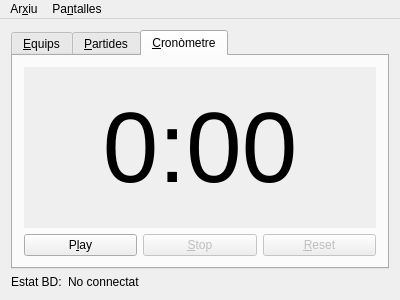
Before: the Qt Designer form mainwindow.ui in vicgua/robocat, drawn with Qt 5.
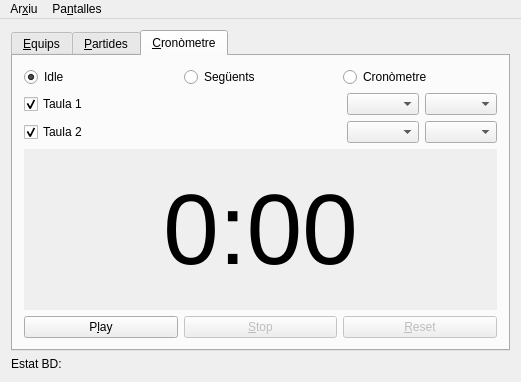
After: the same form once the commit is applied. The open tabs and pages were chosen to show the change. Icons and pictures are not drawn. Custom widgets are drawn as their Qt base class.

Commit message: Afegida pantalla cronòmetre

Patch:
```diff
--- a/mainwindow.ui
+++ b/mainwindow.ui
@@ -6,8 +6,8 @@
    <rect>
     <x>0</x>
     <y>0</y>
-    <width>400</width>
-    <height>300</height>
+    <width>521</width>
+    <height>382</height>
    </rect>
   </property>
   <property name="windowTitle">
@@ -186,7 +186,135 @@
        <attribute name="title">
         <string>&amp;Cronòmetre</string>
        </attribute>
-       <layout class="QVBoxLayout" name="verticalLayout_4">
+       <layout class="QVBoxLayout" name="verticalLayout_2">
+        <item>
+         <layout class="QHBoxLayout" name="estatsPantallaCrono">
+          <item>
+           <widget class="QRadioButton" name="pantallaCronoIdle">
+            <property name="text">
+             <string>Idle</string>
+            </property>
+            <property name="checked">
+             <bool>true</bool>
+            </property>
+            <attribute name="buttonGroup">
+             <string notr="true">estatPantallaCronoBg</string>
+            </attribute>
+           </widget>
+          </item>
+          <item>
+           <widget class="QRadioButton" name="pantallaCronoSeguents">
+            <property name="text">
+             <string>Següents</string>
+            </property>
+            <property name="checked">
+             <bool>false</bool>
+            </property>
+            <attribute name="buttonGroup">
+             <string notr="true">estatPantallaCronoBg</string>
+            </attribute>
+           </widget>
+          </item>
+          <item>
+           <widget class="QRadioButton" name="pantallaCronoCronometre">
+            <property name="text">
+             <string>Cronòmetre</string>
+            </property>
+            <attribute name="buttonGroup">
+             <string notr="true">estatPantallaCronoBg</string>
+            </attribute>
+           </widget>
+          </item>
+         </layout>
+        </item>
+        <item>
+         <layout class="QHBoxLayout" name="pantallaCronoTaula1Layout">
+          <item>
+           <widget class="QCheckBox" name="pantallaCronoTaula1">
+            <property name="toolTip">
+             <string>Activar taula 1</string>
+            </property>
+            <property name="text">
+             <string>Taula 1</string>
+            </property>
+            <property name="checked">
+             <bool>true</bool>
+            </property>
+           </widget>
+          </item>
+          <item>
+           <spacer name="horizontalSpacer">
+            <property name="orientation">
+             <enum>Qt::Horizontal</enum>
+            </property>
+            <property name="sizeHint" stdset="0">
+             <size>
+              <width>40</width>
+              <height>20</height>
+             </size>
+            </property>
+           </spacer>
+          </item>
+          <item>
+           <widget class="QComboBox" name="pantallaCronoE1T1">
+            <property name="toolTip">
+             <string>Equip 1 Taula 1</string>
+            </property>
+           </widget>
+          </item>
+          <item>
+           <widget class="QComboBox" name="pantallaCronoE2T1">
+            <property name="toolTip">
+             <string>Equip 2 Taula 1</string>
+            </property>
+           </widget>
+          </item>
+         </layout>
+        </item>
+        <item>
+         <layout class="QHBoxLayout" name="pantallaCronoTaula2Layout">
+          <item>
+           <widget class="QCheckBox" name="pantallaCronoTaula2">
+            <property name="toolTip">
+             <string>Activar taula 2</string>
+            </property>
+            <property name="text">
+             <string>Taula 2</string>
+            </property>
+            <property name="checked">
+             <bool>true</bool>
+            </property>
+           </widget>
+          </item>
+          <item>
+           <spacer name="horizontalSpacer_2">
+            <property name="orientation">
+             <enum>Qt::Horizontal</enum>
+            </property>
+            <property name="sizeHint" stdset="0">
+             <size>
+              <width>40</width>
+              <height>20</height>
+             </size>
+            </property>
+           </spacer>
+          </item>
+          <item>
+           <widget class="QComboBox" name="pantallaCronoE1T2">
+            <property name="toolTip">
+             <string>Equip 1 Taula 2</string>
+            </property>
+           </widget>
+          </item>
+          <item>
+           <widget class="QComboBox" name="pantallaCronoE2T2">
+            <property name="toolTip">
+             <string>Equip 2 Taula 2</string>
+            </property>
+           </widget>
+          </item>
+         </layout>
+        </item>
         <item>
          <widget class="ChronoLabel" name="cronometre">
           <property name="font">
@@ -252,7 +380,7 @@
       <item row="0" column="1">
        <widget class="QLabel" name="estatBd">
         <property name="text">
-         <string>No connectat</string>
+         <string notr="true">&lt;Placeholder&gt;</string>
         </property>
        </widget>
       </item>
@@ -265,7 +393,7 @@
     <rect>
      <x>0</x>
      <y>0</y>
-     <width>400</width>
+     <width>521</width>
      <height>25</height>
     </rect>
    </property>
```
Left out of the diff: 216 changed lines with no effect on the pictures. The commit also changes 19 other files.
